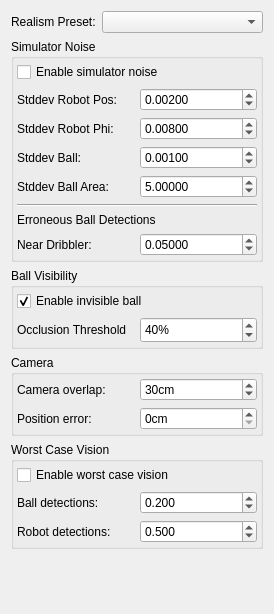
Before: the Qt Designer form src/ra/simulatorconfigwidget.ui in robotics-erlangen/framework, drawn with Qt 5.
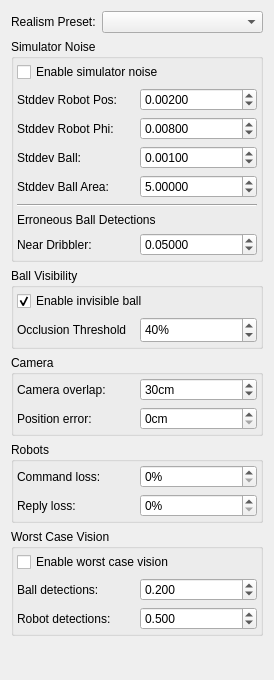
After: the same form once the commit is applied.

Commit message: ra: add packet loss to simulated robots

```diff
--- a/src/ra/simulatorconfigwidget.ui
+++ b/src/ra/simulatorconfigwidget.ui
@@ -7,7 +7,7 @@
     <x>0</x>
     <y>0</y>
     <width>274</width>
-    <height>614</height>
+    <height>680</height>
    </rect>
   </property>
   <property name="windowTitle">
@@ -346,7 +346,7 @@
      </layout>
     </widget>
    </item>
-   <item row="9" column="0" colspan="2">
+   <item row="10" column="0" colspan="2">
     <widget class="QGroupBox" name="groupBox_3">
      <property name="title">
       <string>Worst Case Vision</string>
@@ -444,6 +444,61 @@
      </layout>
     </widget>
    </item>
+   <item row="9" column="0" colspan="2">
+    <widget class="QGroupBox" name="groupBox_5">
+     <property name="title">
+      <string>Robots</string>
+     </property>
+     <layout class="QGridLayout" name="gridLayout_4">
+      <property name="leftMargin">
+       <number>3</number>
+      </property>
+      <property name="topMargin">
+       <number>3</number>
+      </property>
+      <property name="rightMargin">
+       <number>3</number>
+      </property>
+      <property name="bottomMargin">
+       <number>3</number>
+      </property>
+      <item row="0" column="1">
+       <widget class="QSpinBox" name="spinPacketLoss">
+        <property name="toolTip">
+         <string>The percentage of command packets sent by the strategy that disappear in the ether</string>
+        </property>
+        <property name="suffix">
+         <string>%</string>
+        </property>
+       </widget>
+      </item>
+      <item row="0" column="0">
+       <widget class="QLabel" name="label_11">
+        <property name="text">
+         <string>Command loss:</string>
+        </property>
+       </widget>
+      </item>
+      <item row="1" column="0">
+       <widget class="QLabel" name="label_12">
+        <property name="text">
+         <string>Reply loss:</string>
+        </property>
+       </widget>
+      </item>
+      <item row="1" column="1">
+       <widget class="QSpinBox" name="spinReplyLoss">
+        <property name="toolTip">
+         <string>The percentage of radio reply packets sent by the robots that get lost on the way to the computer</string>
+        </property>
+        <property name="suffix">
+         <string>%</string>
+        </property>
+       </widget>
+      </item>
+     </layout>
+    </widget>
+   </item>
   </layout>
  </widget>
  <resources/>
```
The commit also changes 8 other files.
